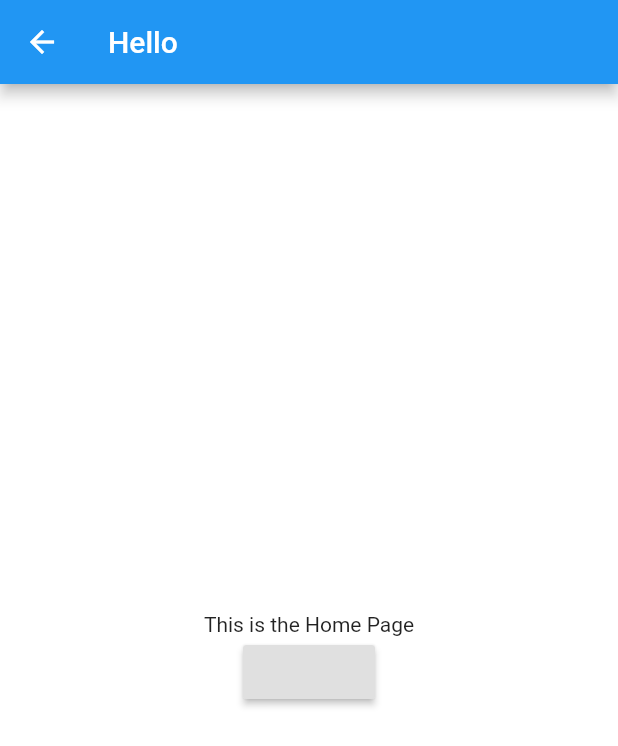
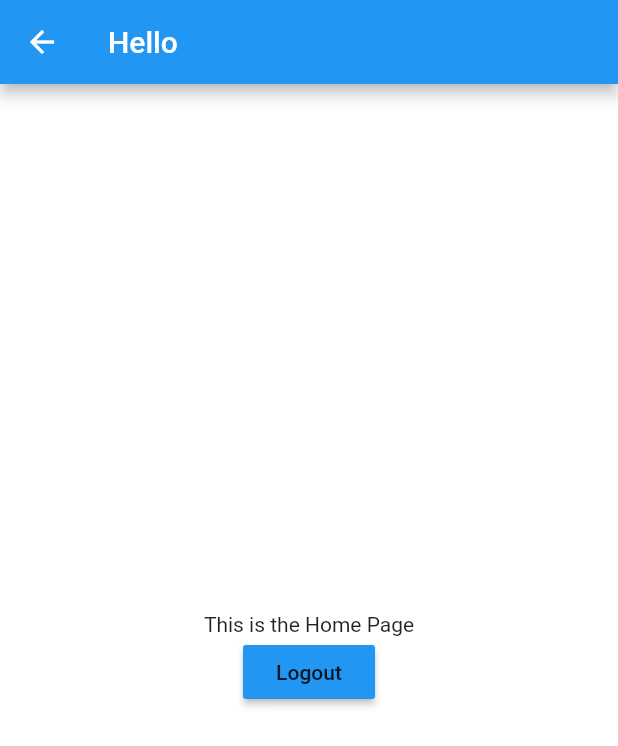
Before and after one commit to IterRoboticsClub/app_for_club, a Flutter app: the Home screen opened directly, on a phone screen of 412 x 824 dp. Shown: the top 746 px of the screen. Run offline on Flutter 3.47's test engine with Material 2 defaults, Android fonts, the phone set to English and light mode, and no system bars; our stand-ins replace animated_text_kit, firebase_auth, google_fonts, google_sign_in, shared_preferences; accounts and stored records are empty.

Commit message:
All things upto date for 6/7

```diff
--- a/lib/screens/home.dart
+++ b/lib/screens/home.dart
@@ -18,7 +18,7 @@ class Home extends StatelessWidget {
             mainAxisAlignment: MainAxisAlignment.center,
             children: <Widget>[
               Text("This is the Home Page"),
-              _logout(),
+              _logout(context),
 
             ],
           ),
@@ -26,10 +26,11 @@ class Home extends StatelessWidget {
       ),
     );
   }
-  Widget _logout(){
-    return  RaisedButton(onPressed: (){
-       Navigator.push(context,MaterialPageRoute(builder:(context)=>LoginPage()),);
-    });
-  }
+    Widget _logout(BuildContext context){
+      return  RaisedButton(onPressed: (){
+        Navigator.push(context,MaterialPageRoute(builder:(context)=>LoginPage()),);
+      },color:Colors.blue,
+          child: Text('Logout'));
+    }
 
 }
```
